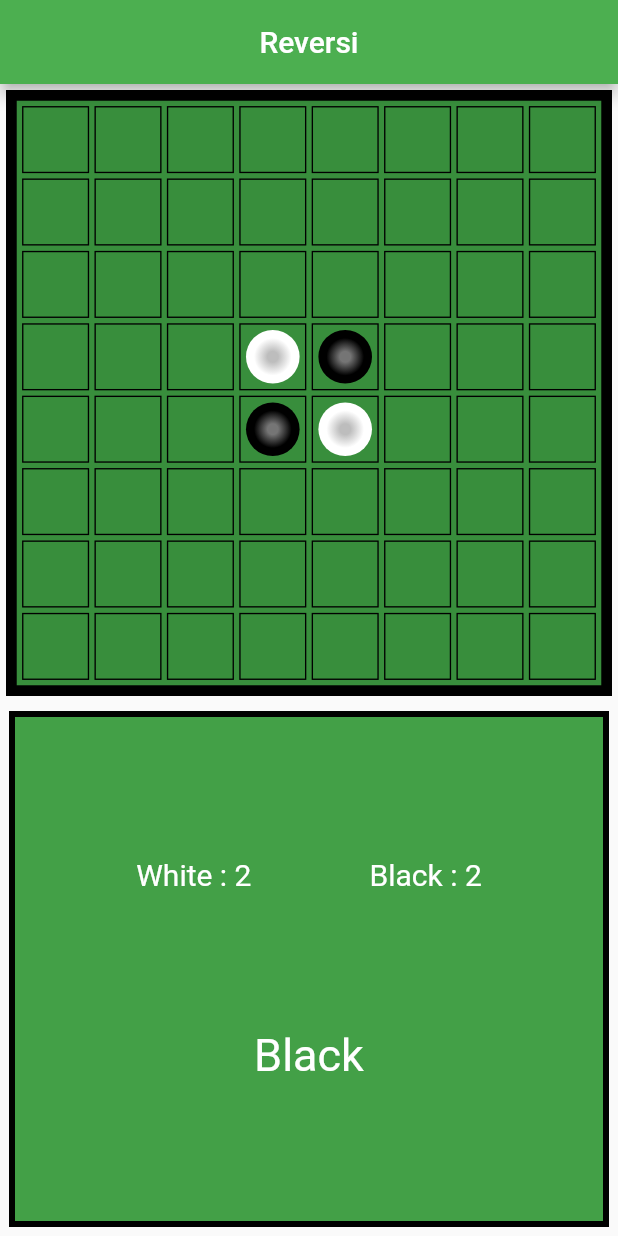
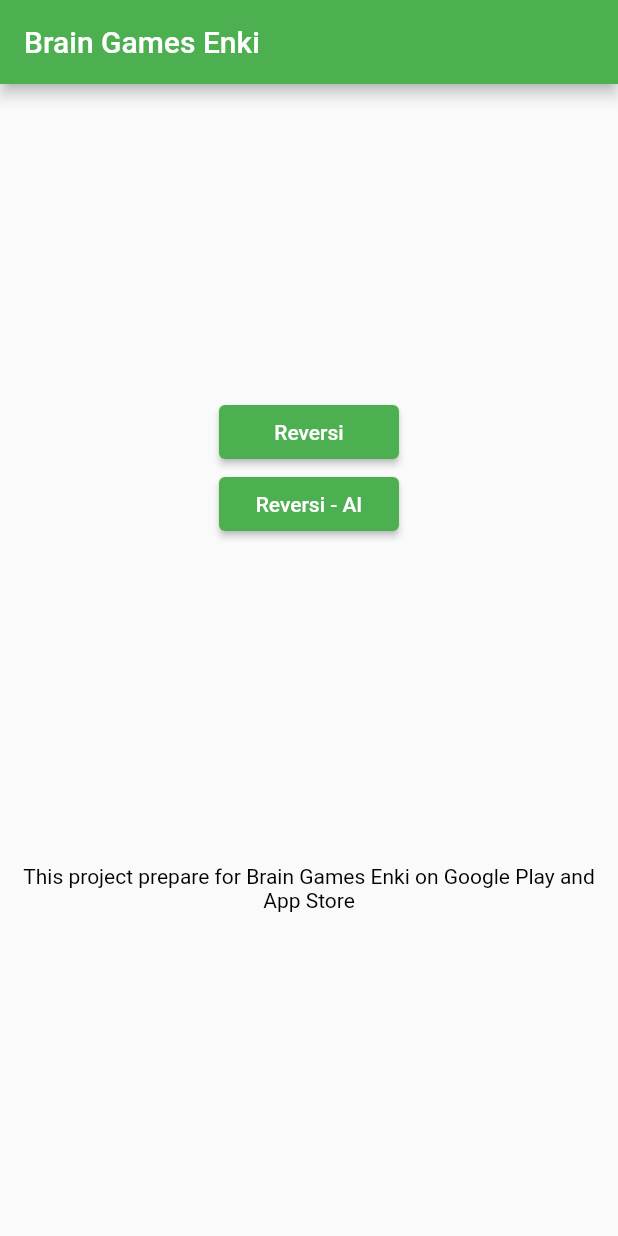
Before and after one commit to munel/reversi, a Flutter app: the screen it shows after launch, on a phone screen of 412 x 824 dp. Run offline on Flutter 3.47's test engine with Material 2 defaults, Android fonts, the phone set to English and light mode, and no system bars; our stand-ins replace get.

Commit message:
image loaded

```diff
--- a/lib/main.dart
+++ b/lib/main.dart
@@ -20,7 +20,54 @@ class MyApp extends StatelessWidget {
           primarySwatch: Colors.green,
           textTheme:
               const TextTheme(bodyText2: TextStyle(color: Colors.white))),
-      home: const ReversiMain(),
+      home: const HomePage(),
     );
   }
 }
+
+class HomePage extends StatelessWidget {
+  const HomePage({Key? key}) : super(key: key);
+
+  @override
+  Widget build(BuildContext context) {
+    return SafeArea(
+        child: Scaffold(
+      appBar: AppBar(
+        title: const Text("Brain Games Enki "),
+      ),
+      body: Center(
+        child: Column(
+          mainAxisAlignment: MainAxisAlignment.spaceEvenly,
+          children: [
+            Column(
+              children: [
+                SizedBox(
+                  width: 120,
+                  child: ElevatedButton(
+                    onPressed: () => Get.to(const ReversiMain()),
+                    child: const Text("Reversi"),
+                  ),
+                ),
+                SizedBox(
+                  width: 120,
+                  child: ElevatedButton(
+                    onPressed: () => Get.to(const ReversiAIMain()),
+                    child: const Text("Reversi - AI"),
+                  ),
+                ),
+              ],
+            ),
+            const Padding(
+              padding: EdgeInsets.all(8.0),
+              child: Text(
+                "This project prepare for Brain Games Enki on Google Play and App Store",
+                style: TextStyle(color: Colors.black),
+                textAlign: TextAlign.center,
+              ),
+            )
+          ],
+        ),
+      ),
+    ));
+  }
+}
--- a/pubspec.yaml
+++ b/pubspec.yaml
@@ -30,7 +30,7 @@ flutter:
 
   # To add assets to your application, add an assets section, like this:
   assets:
-    - asset/reversi.png
+    - asset/
   #   - images/a_dot_ham.jpeg
 
   # An image asset can refer to one or more resolution-specific "variants", see
```
Also changed, not shown: asset/app.png (added), asset/google.png (added), asset/reversipng.png (added).
